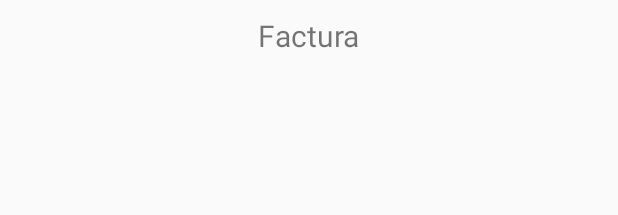
After one commit to 00095417/Evaluacion1_PDM_00095417, an Android app: the layout activity_share.xml on its own in the app's theme, with its tools: preview values and no code run, on a phone screen of 412 x 824 dp. The commit adds this screen. Shown: the top 215 px of the screen. Run offline under Robolectric (Android 15) with nearby library versions, the phone set to English and light mode, and no system bars.

Commit message:
trabajando share activity

```diff
--- /dev/null
+++ b/app/src/main/res/layout/activity_share.xml
@@ -0,0 +1,25 @@
+<?xml version="1.0" encoding="utf-8"?>
+<LinearLayout xmlns:android="http://schemas.android.com/apk/res/android"
+    xmlns:tools="http://schemas.android.com/tools"
+    android:layout_width="match_parent"
+    android:layout_height="match_parent"
+    android:orientation="vertical"
+    tools:context=".ShareActivity">
+
+    <TextView
+        android:layout_width="wrap_content"
+        android:layout_height="wrap_content"
+        android:layout_gravity="center"
+        android:layout_marginTop="@dimen/margen_title"
+        android:layout_marginBottom="@dimen/margen_title"
+        android:textSize="@dimen/size_title"
+        android:text="@string/factura_text"/>
+
+    <TextView
+        android:id="@+id/text_show_share"
+        android:layout_width="wrap_content"
+        android:layout_height="wrap_content"
+        android:layout_gravity="center"
+        android:layout_marginBottom="10dp"/>
+
+</LinearLayout>
```
Also changed, not shown: app/src/main/AndroidManifest.xml (+8 -1 lines), app/src/main/java/com/mario/evaluacion1_pdm_00095417/NewActivity.java (+16 -3 lines), app/src/main/java/com/mario/evaluacion1_pdm_00095417/ShareActivity.java (added, +29 -0 lines).
